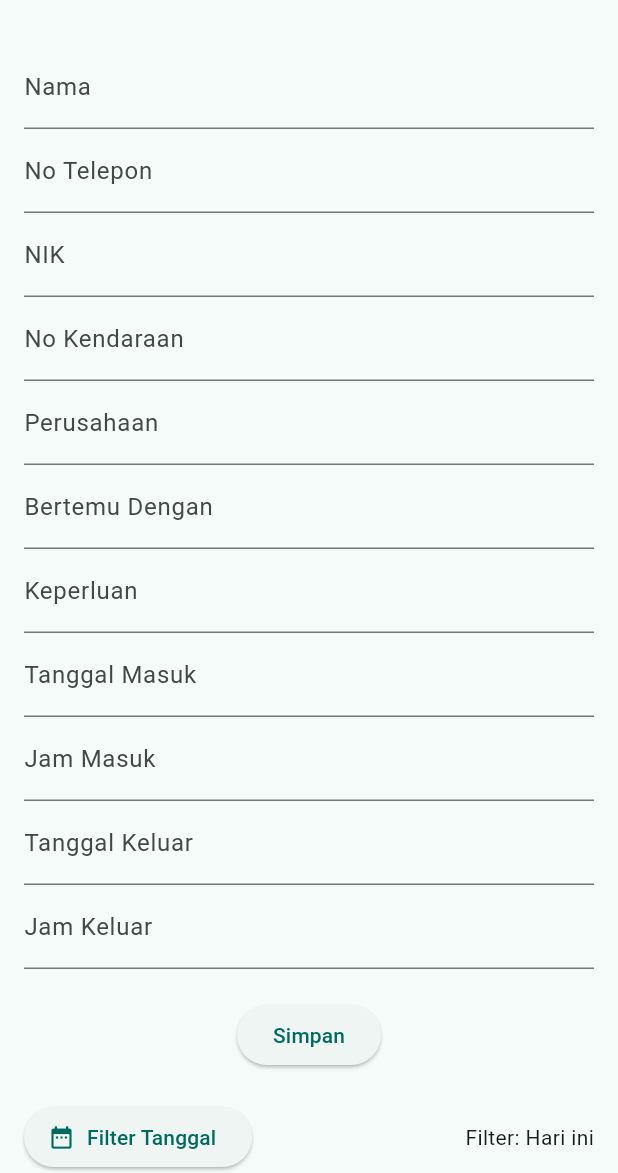
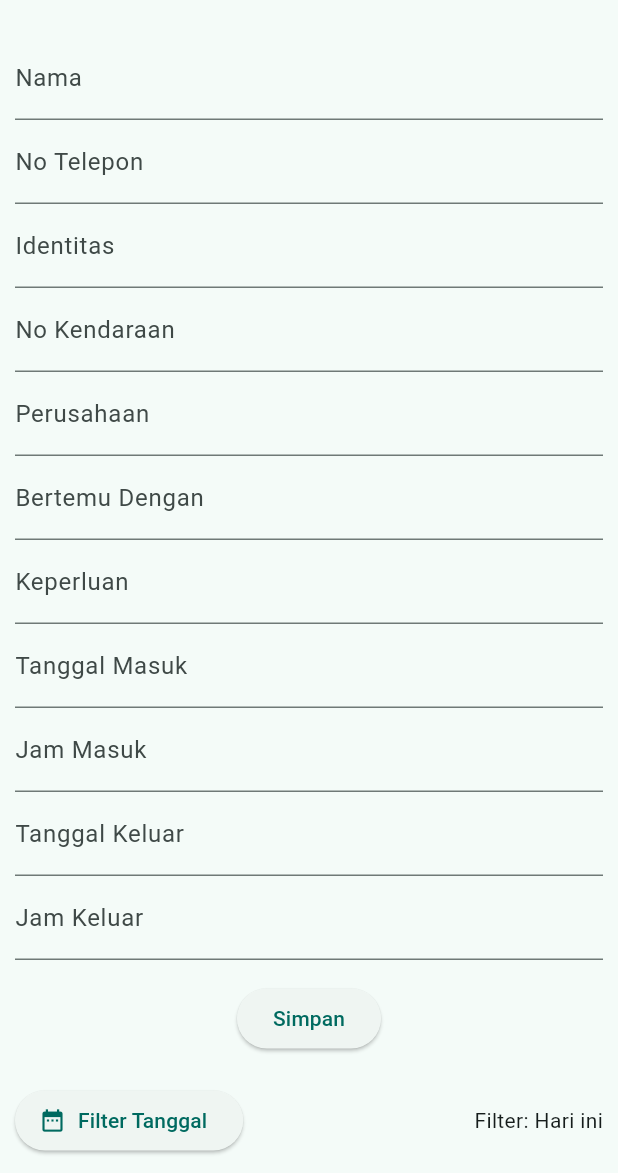
Before and after one commit to zeroin51/buku_tamu, a Flutter app: the FormPage screen opened directly, on a phone screen of 412 x 824 dp, the part 63-1236 px from its top. Run offline on Flutter 3.47's test engine with Material 3 defaults, Android fonts, the phone set to English and light mode, and no system bars; our stand-ins replace sqflite, sqflite_common_ffi; missing offline and left inert: excel; accounts and stored records are empty.

Commit message:
Perbaikan Data dan Fitur

```diff
--- a/lib/database/db_helper.dart
+++ b/lib/database/db_helper.dart
@@ -19,7 +19,7 @@ class DBHelper {
             id INTEGER PRIMARY KEY AUTOINCREMENT,
             nama TEXT NOT NULL,
             no_telepon TEXT NOT NULL,
-            nik TEXT NOT NULL,
+            identitas TEXT NOT NULL,
             no_kendaraan TEXT,
             perusahaan TEXT,
             bertemu_dengan TEXT,
--- a/lib/models/guest_model.dart
+++ b/lib/models/guest_model.dart
@@ -2,7 +2,7 @@ class GuestModel {
   final String? id; // ubah dari int? ke String?
   final String nama;
   final String noTelepon;
-  final String nik;
+  final String identitas;
   final String noKendaraan;
   final String perusahaan;
   final String bertemuDengan;
@@ -16,7 +16,7 @@ class GuestModel {
     this.id,
     required this.nama,
     required this.noTelepon,
-    required this.nik,
+    required this.identitas,
     required this.noKendaraan,
     required this.perusahaan,
     required this.bertemuDengan,
@@ -32,7 +32,7 @@ class GuestModel {
       id: map['id']?.toString(), // pastikan id dikonversi ke String
       nama: map['nama'] ?? '',
       noTelepon: map['no_telepon'] ?? '',
-      nik: map['nik'] ?? '',
+      identitas: map['identitas'] ?? '',
       noKendaraan: map['no_kendaraan'] ?? '',
       perusahaan: map['perusahaan'] ?? '',
       bertemuDengan: map['bertemu_dengan'] ?? '',
@@ -49,7 +49,7 @@ class GuestModel {
       'id': id,
       'nama': nama,
       'no_telepon': noTelepon,
-      'nik': nik,
+      'identitas': identitas,
       'no_kendaraan': noKendaraan,
       'perusahaan': perusahaan,
       'bertemu_dengan': bertemuDengan,
--- a/lib/pages/admin_page.dart
+++ b/lib/pages/admin_page.dart
@@ -1,9 +1,7 @@
 import 'dart:io';
 import 'package:flutter/material.dart';
 import 'package:intl/intl.dart';
-import 'package:path_provider/path_provider.dart';
 import 'package:excel/excel.dart';
-import 'package:permission_handler/permission_handler.dart';
 
 import '../database/db_helper.dart';
 import 'login_page.dart';
@@ -37,8 +35,8 @@ class _AdminPageState extends State<AdminPage> {
     if (startDate != null && endDate != null) {
       whereClause = 'tanggal_masuk BETWEEN ? AND ?';
       whereArgs = [
-        DateFormat('yyyy-MM-dd').format(startDate!),
-        DateFormat('yyyy-MM-dd').format(endDate!)
+        DateFormat('dd-MM-yyyy').format(startDate!),
+        DateFormat('dd-MM-yyyy').format(endDate!)
       ];
     }
 
@@ -60,7 +58,7 @@ class _AdminPageState extends State<AdminPage> {
       filteredData = allData.where((item) {
         final q = searchQuery.toLowerCase();
         return item['nama'].toString().toLowerCase().contains(q) ||
-            item['nik'].toString().toLowerCase().contains(q) ||
+            item['identitas'].toString().toLowerCase().contains(q) ||
             item['perusahaan'].toString().toLowerCase().contains(q);
       }).toList();
     });
@@ -89,7 +87,7 @@ class _AdminPageState extends State<AdminPage> {
     sheet.appendRow([
       'Nama',
       'No. Telepon',
-      'NIK',
+      'Identitas',
       'No. Kendaraan',
       'Perusahaan',
       'Bertemu Dengan',
@@ -104,7 +102,7 @@ class _AdminPageState extends State<AdminPage> {
       sheet.appendRow([
         item['nama'],
         item['no_telepon'],
-        item['nik'],
+        item['identitas'],
         item['no_kendaraan'],
         item['perusahaan'],
         item['bertemu_dengan'],
@@ -140,7 +138,7 @@ class _AdminPageState extends State<AdminPage> {
         columns: const [
           DataColumn(label: Text('Nama')),
           DataColumn(label: Text('No. Telepon')),
-          DataColumn(label: Text('NIK')),
+          DataColumn(label: Text('Identitas')),
           DataColumn(label: Text('No. Kendaraan')),
           DataColumn(label: Text('Perusahaan')),
           DataColumn(label: Text('Bertemu')),
@@ -154,7 +152,7 @@ class _AdminPageState extends State<AdminPage> {
           return DataRow(cells: [
             DataCell(Text(item['nama'] ?? '')),
             DataCell(Text(item['no_telepon'] ?? '')),
-            DataCell(Text(item['nik'] ?? '')),
+            DataCell(Text(item['identitas'] ?? '')),
             DataCell(Text(item['no_kendaraan'] ?? '')),
             DataCell(Text(item['perusahaan'] ?? '')),
             DataCell(Text(item['bertemu_dengan'] ?? '')),
@@ -199,7 +197,7 @@ class _AdminPageState extends State<AdminPage> {
             padding: const EdgeInsets.symmetric(horizontal: 8.0, vertical: 4),
             child: TextField(
               decoration: const InputDecoration(
-                hintText: 'Cari tamu (nama / NIK / perusahaan)',
+                hintText: 'Cari tamu (Nama / Identitas / Perusahaan)',
                 prefixIcon: Icon(Icons.search),
               ),
               onChanged: (value) {
--- a/lib/pages/form_page.dart
+++ b/lib/pages/form_page.dart
@@ -15,7 +15,7 @@ class _FormPageState extends State<FormPage> {
   final _formKey = GlobalKey<FormState>();
   final TextEditingController namaController = TextEditingController();
   final TextEditingController noTeleponController = TextEditingController();
-  final TextEditingController nikController = TextEditingController();
+  final TextEditingController identitasController = TextEditingController();
   final TextEditingController noKendaraanController = TextEditingController();
   final TextEditingController perusahaanController = TextEditingController();
   final TextEditingController bertemuDenganController = TextEditingController();
@@ -37,7 +37,7 @@ class _FormPageState extends State<FormPage> {
 
   Future<void> fetchDataForToday() async {
     final now = DateTime.now();
-    final today = DateFormat('yyyy-MM-dd').format(now);
+    final today = DateFormat('dd-MM-yyyy').format(now);
     fetchData(today, today);
   }
 
@@ -59,7 +59,7 @@ class _FormPageState extends State<FormPage> {
       final data = {
         'nama': namaController.text,
         'no_telepon': noTeleponController.text,
-        'nik': nikController.text,
+        'identitas': identitasController.text,
         'no_kendaraan': noKendaraanController.text,
         'perusahaan': perusahaanController.text,
         'bertemu_dengan': bertemuDenganController.text,
@@ -92,7 +92,7 @@ class _FormPageState extends State<FormPage> {
   void clearControllers() {
     namaController.clear();
     noTeleponController.clear();
-    nikController.clear();
+    identitasController.clear();
     noKendaraanController.clear();
     perusahaanController.clear();
     bertemuDenganController.clear();
@@ -111,19 +111,29 @@ class _FormPageState extends State<FormPage> {
     );
 
     if (result != null) {
-      final start = DateFormat('yyyy-MM-dd').format(result.start);
-      final end = DateFormat('yyyy-MM-dd').format(result.end);
+      final start = DateFormat('dd-MM-yyyy').format(result.start);
+      final end = DateFormat('dd-MM-yyyy').format(result.end);
       filterRange = result;
       fetchData(start, end);
     }
   }
+
+  Future<void> hapusData(int id) async {
+    final db = await DBHelper.initDb();
+    await db.delete('tamu', where: 'id = ?', whereArgs: [id]);
+    ScaffoldMessenger.of(context).showSnackBar(
+      const SnackBar(content: Text('Data berhasil dihapus')),
+    );
+    fetchDataForToday();
+  }
+
 
   void editData(Map<String, dynamic> item) {
     setState(() {
       editingId = item['id'];
       namaController.text = item['nama'] ?? '';
       noTeleponController.text = item['no_telepon'] ?? '';
-      nikController.text = item['nik'] ?? '';
+      identitasController.text = item['identitas'] ?? '';
       noKendaraanController.text = item['no_kendaraan'] ?? '';
       perusahaanController.text = item['perusahaan'] ?? '';
       bertemuDenganController.text = item['bertemu_dengan'] ?? '';
@@ -153,7 +163,7 @@ class _FormPageState extends State<FormPage> {
           lastDate: DateTime(2100),
         );
         if (picked != null) {
-          controller.text = DateFormat('yyyy-MM-dd').format(picked);
+          controller.text = DateFormat('dd-MM-yyyy').format(picked);
         }
       },
     );
@@ -164,6 +174,44 @@ class _FormPageState extends State<FormPage> {
       controller: controller,
       readOnly: true,
       decoration: InputDecoration(labelText: label),
+      onTap: () async {
+        final picked = await showTimePicker(
+          context: context,
+          initialTime: TimeOfDay.now(),
+        );
+        if (picked != null) {
+          controller.text = picked.format(context);
+        }
+      },
+    );
+  }
+
+  Widget buildDateFieldWithValidator(String label, TextEditingController controller) {
+    return TextFormField(
+      controller: controller,
+      readOnly: true,
+      decoration: InputDecoration(labelText: label),
+      validator: (val) => val!.isEmpty ? 'Wajib diisi' : null,
+      onTap: () async {
+        final picked = await showDatePicker(
+          context: context,
+          initialDate: DateTime.tryParse(controller.text) ?? DateTime.now(),
+          firstDate: DateTime(2023),
+          lastDate: DateTime(2100),
+        );
+        if (picked != null) {
+          controller.text = DateFormat('dd-MM-yyyy').format(picked);
+        }
+      },
+    );
+  }
+
+  Widget buildTimeFieldWithValidator(String label, TextEditingController controller) {
+    return TextFormField(
+      controller: controller,
+      readOnly: true,
+      decoration: InputDecoration(labelText: label),
+      validator: (val) => val!.isEmpty ? 'Wajib diisi' : null,
       onTap: () async {
         final picked = await showTimePicker(
           context: context,
@@ -192,7 +240,7 @@ class _FormPageState extends State<FormPage> {
         ],
       ),
       body: SingleChildScrollView(
-        padding: const EdgeInsets.all(16),
+        padding: const EdgeInsets.all(10),
         child: Column(
           children: [
             Form(
@@ -202,32 +250,44 @@ class _FormPageState extends State<FormPage> {
                   TextFormField(
                     controller: namaController,
                     decoration: const InputDecoration(labelText: 'Nama'),
-                      validator: (val) =>
-                          val!.isEmpty ? 'Wajib diisi' : null),
+                    validator: (val) => val!.isEmpty ? 'Wajib diisi' : null,
+                  ),
                   TextFormField(
                     controller: noTeleponController,
                     decoration: const InputDecoration(labelText: 'No Telepon'),
-                      keyboardType: TextInputType.phone),
+                    keyboardType: TextInputType.phone,
+                    validator: (val) => val!.isEmpty ? 'Wajib diisi' : null,
+                  ),
                   TextFormField(
-                      controller: nikController,
-                      decoration: const InputDecoration(labelText: 'NIK')),
+                    controller: identitasController,
+                    decoration: const InputDecoration(labelText: 'Identitas'),
+                    validator: (val) => val!.isEmpty ? 'Wajib diisi' : null,
+                  ),
                   TextFormField(
                     controller: noKendaraanController,
-                      decoration: const InputDecoration(labelText: 'No Kendaraan')),
+                    decoration: const InputDecoration(labelText: 'No Kendaraan'),
+                    validator: (val) => val!.isEmpty ? 'Wajib diisi' : null,
+                  ),
                   TextFormField(
                     controller: perusahaanController,
-                      decoration: const InputDecoration(labelText: 'Perusahaan')),
+                    decoration: const InputDecoration(labelText: 'Perusahaan'),
+                    validator: (val) => val!.isEmpty ? 'Wajib diisi' : null,
+                  ),
                   TextFormField(
                     controller: bertemuDenganController,
-                      decoration: const InputDecoration(labelText: 'Bertemu Dengan')),
+                    decoration: const InputDecoration(labelText: 'Bertemu Dengan'),
+                    validator: (val) => val!.isEmpty ? 'Wajib diisi' : null,
+                  ),
                   TextFormField(
                     controller: keperluanController,
-                      decoration: const InputDecoration(labelText: 'Keperluan')),
-                  buildDateField('Tanggal Masuk', tanggalMasukController),
-                  buildTimeField('Jam Masuk', jamMasukController),
+                    decoration: const InputDecoration(labelText: 'Keperluan'),
+                    validator: (val) => val!.isEmpty ? 'Wajib diisi' : null,
+                  ),
+                  buildDateFieldWithValidator('Tanggal Masuk', tanggalMasukController),
+                  buildTimeFieldWithValidator('Jam Masuk', jamMasukController),
                   buildDateField('Tanggal Keluar', tanggalKeluarController),
                   buildTimeField('Jam Keluar', jamKeluarController),
-                  const SizedBox(height: 20),
+                  const SizedBox(height: 15),
                   ElevatedButton(
                     onPressed: simpanAtauUpdateData,
                     child: Text(editingId == null ? 'Simpan' : 'Update'),
@@ -261,25 +321,75 @@ class _FormPageState extends State<FormPage> {
               ],
             ),
             const SizedBox(height: 10),
-            DataTable(
+            SingleChildScrollView(
+              scrollDirection: Axis.horizontal,
+              child: DataTable(
                 columns: const [
                   DataColumn(label: Text('Nama')),
+                  DataColumn(label: Text('No Telepon')),
+                  DataColumn(label: Text('Identitas')),
+                  DataColumn(label: Text('No Kendaraan')),
+                  DataColumn(label: Text('Perusahaan')),
+                  DataColumn(label: Text('Bertemu Dengan')),
+                  DataColumn(label: Text('Keperluan')),
                   DataColumn(label: Text('Tanggal Masuk')),
                   DataColumn(label: Text('Jam Masuk')),
+                  DataColumn(label: Text('Tanggal Keluar')),
+                  DataColumn(label: Text('Jam Keluar')),
                   DataColumn(label: Text('Aksi')),
                 ],
                 rows: tamuList.map((item) {
                   return DataRow(cells: [
                     DataCell(Text(item['nama'] ?? '')),
+                    DataCell(Text(item['no_telepon'] ?? '')),
+                    DataCell(Text(item['identitas'] ?? '')),
+                    DataCell(Text(item['no_kendaraan'] ?? '')),
+                    DataCell(Text(item['perusahaan'] ?? '')),
+                    DataCell(Text(item['bertemu_dengan'] ?? '')),
+                    DataCell(Text(item['keperluan'] ?? '')),
                     DataCell(Text(item['tanggal_masuk'] ?? '')),
                     DataCell(Text(item['jam_masuk'] ?? '')),
-                  DataCell(IconButton(
+                    DataCell(Text(item['tanggal_keluar'] ?? '')),
+                    DataCell(Text(item['jam_keluar'] ?? '')),
+                    DataCell(Row(
+                      children: [
+                        IconButton(
                           icon: const Icon(Icons.edit),
                           onPressed: () => editData(item),
+                        ),
+                        IconButton(
+                          icon: const Icon(Icons.delete),
+                          color: Colors.red,
+                          onPressed: () async {
+                            final confirm = await showDialog<bool>(
+                              context: context,
+                              builder: (context) => AlertDialog(
+                                title: const Text('Konfirmasi Hapus'),
+                                content: const Text('Apakah Anda yakin ingin menghapus data ini?'),
+                                actions: [
+                                  TextButton(
+                                    onPressed: () => Navigator.pop(context, false),
+                                    child: const Text('Batal'),
+                                  ),
+                                  TextButton(
+                                    onPressed: () => Navigator.pop(context, true),
+                                    child: const Text('Hapus'),
+                                  ),
+                                ],
+                              ),
+                            );
+
+                            if (confirm == true) {
+                              hapusData(item['id']);
+                            }
+                          },
+                        ),
+                      ],
                     )),
                   ]);
                 }).toList(),
-            )
+              ),
+            ),
           ],
         ),
       ),
--- a/lib/pages/login_page.dart
+++ b/lib/pages/login_page.dart
@@ -44,7 +44,7 @@ class _LoginPageState extends State<LoginPage> {
       appBar: AppBar(title: const Text('Login Buku Tamu')),
       body: Center(
         child: SizedBox(
-          width: 400,
+          width: 600,
           child: Column(
             mainAxisAlignment: MainAxisAlignment.center,
             children: [
@@ -57,7 +57,7 @@ class _LoginPageState extends State<LoginPage> {
                 decoration: const InputDecoration(labelText: 'Password'),
                 obscureText: true,
               ),
-              const SizedBox(height: 20),
+              const SizedBox(height: 30),
               ElevatedButton(
                 onPressed: login,
                 child: const Text('Login'),
```
Also changed, not shown: 1 other file. Lines whose indentation alone changed are shown as unchanged.
